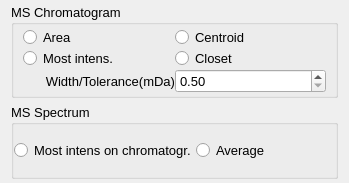
This is src/libs/adwidgets/mstoleranceform.ui in qtplatz/qtplatz as Qt 5 draws it before an edit. The edited form follows.
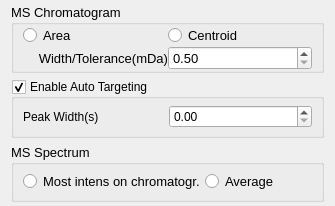
This is the edited form.

Commit message: add automatic targeting when quan start chrmatogram generation

The edit to the form file:
```diff
--- a/src/libs/adwidgets/mstoleranceform.ui
+++ b/src/libs/adwidgets/mstoleranceform.ui
@@ -6,8 +6,8 @@
    <rect>
     <x>0</x>
     <y>0</y>
-    <width>349</width>
-    <height>183</height>
+    <width>335</width>
+    <height>206</height>
    </rect>
   </property>
   <property name="windowTitle">
@@ -40,9 +40,12 @@
        </property>
        <layout class="QGridLayout" name="gridLayout_4">
         <property name="topMargin">
-         <number>2</number>
+         <number>0</number>
         </property>
         <property name="bottomMargin">
+         <number>0</number>
+        </property>
+        <property name="horizontalSpacing">
          <number>2</number>
         </property>
         <property name="verticalSpacing">
@@ -50,17 +53,7 @@
         </property>
         <item row="0" column="0">
          <layout class="QGridLayout" name="gridLayout">
-          <item row="0" column="1">
-           <widget class="QRadioButton" name="radioButton_centroid">
-            <property name="text">
-             <string>Centroid</string>
-            </property>
-            <attribute name="buttonGroup">
-             <string notr="true">buttonGroup</string>
-            </attribute>
-           </widget>
-          </item>
-          <item row="2" column="0">
+          <item row="1" column="0">
            <widget class="QLabel" name="label">
             <property name="text">
              <string> Width/Tolerance(mDa)</string>
@@ -70,7 +63,27 @@
             </property>
            </widget>
           </item>
-          <item row="2" column="1">
+          <item row="0" column="0">
+           <widget class="QRadioButton" name="radioButton_area">
+            <property name="text">
+             <string>Area</string>
+            </property>
+            <attribute name="buttonGroup">
+             <string notr="true">buttonGroup</string>
+            </attribute>
+           </widget>
+          </item>
+          <item row="0" column="1">
+           <widget class="QRadioButton" name="radioButton_centroid">
+            <property name="text">
+             <string>Centroid</string>
+            </property>
+            <attribute name="buttonGroup">
+             <string notr="true">buttonGroup</string>
+            </attribute>
+           </widget>
+          </item>
+          <item row="1" column="1">
            <widget class="QDoubleSpinBox" name="doubleSpinBoxWidth">
             <property name="minimum">
              <double>0.500000000000000</double>
@@ -80,34 +93,49 @@
             </property>
            </widget>
           </item>
-          <item row="0" column="0">
-           <widget class="QRadioButton" name="radioButton_area">
+         </layout>
+        </item>
+       </layout>
+      </widget>
+     </item>
+     <item>
+      <widget class="QGroupBox" name="groupBox_3">
+       <property name="title">
+        <string>Enable Auto Targeting</string>
+       </property>
+       <property name="flat">
+        <bool>true</bool>
+       </property>
+       <property name="checkable">
+        <bool>true</bool>
+       </property>
+       <layout class="QHBoxLayout" name="horizontalLayout_3">
+        <property name="spacing">
+         <number>2</number>
+        </property>
+        <property name="topMargin">
+         <number>0</number>
+        </property>
+        <property name="bottomMargin">
+         <number>0</number>
+        </property>
+        <item>
+         <layout class="QHBoxLayout" name="horizontalLayout_2">
+          <item>
+           <widget class="QLabel" name="label_2">
             <property name="text">
-             <string>Area</string>
+             <string>Peak Width(s)</string>
             </property>
             <attribute name="buttonGroup">
              <string notr="true">buttonGroup</string>
             </attribute>
            </widget>
           </item>
-          <item row="1" column="0">
-           <widget class="QRadioButton" name="radioButton_intens">
-            <property name="text">
-             <string>Most intens.</string>
+          <item>
+           <widget class="QDoubleSpinBox" name="doubleSpinBox">
+            <property name="singleStep">
+             <double>0.100000000000000</double>
             </property>
-            <attribute name="buttonGroup">
-             <string notr="true">buttonGroup_2</string>
-            </attribute>
-           </widget>
-          </item>
-          <item row="1" column="1">
-           <widget class="QRadioButton" name="radioButton_closest">
-            <property name="text">
-             <string>Closet</string>
-            </property>
-            <attribute name="buttonGroup">
-             <string notr="true">buttonGroup_2</string>
-            </attribute>
            </widget>
           </item>
          </layout>
@@ -130,13 +158,13 @@
        </property>
        <layout class="QGridLayout" name="gridLayout_2">
         <property name="leftMargin">
-         <number>0</number>
+         <number>9</number>
         </property>
         <property name="topMargin">
          <number>0</number>
         </property>
         <property name="rightMargin">
-         <number>0</number>
+         <number>9</number>
         </property>
         <property name="bottomMargin">
          <number>0</number>
```
Left out of the diff: 3 changed lines with no effect on the pictures. The commit also changes 7 other files.
